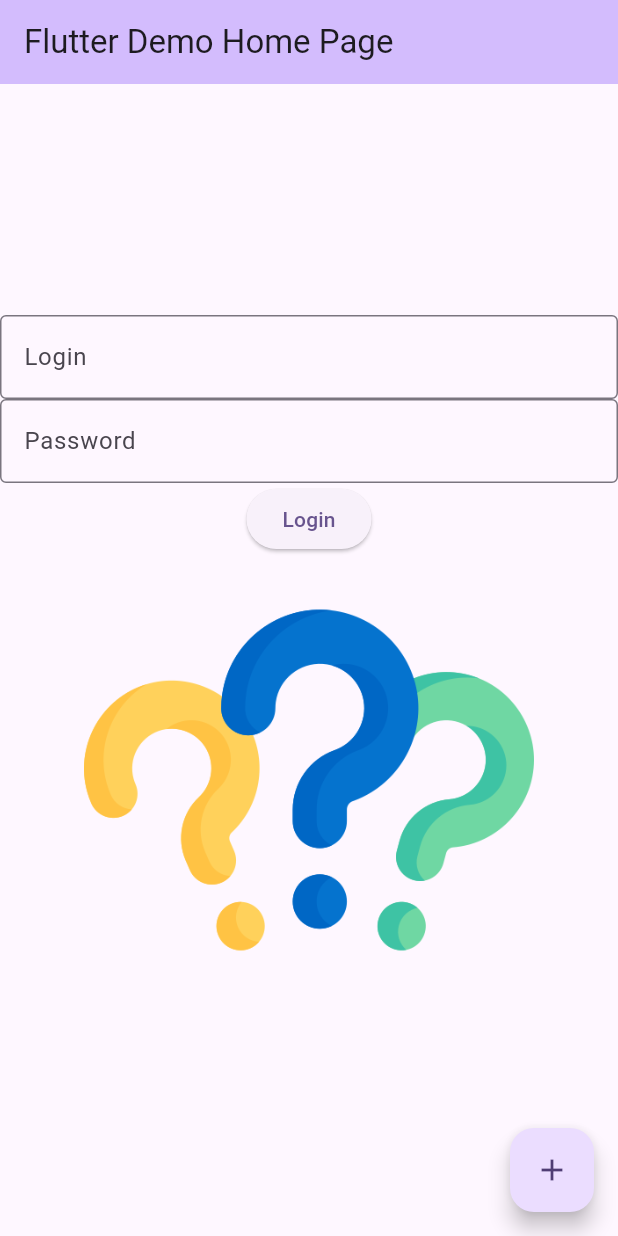
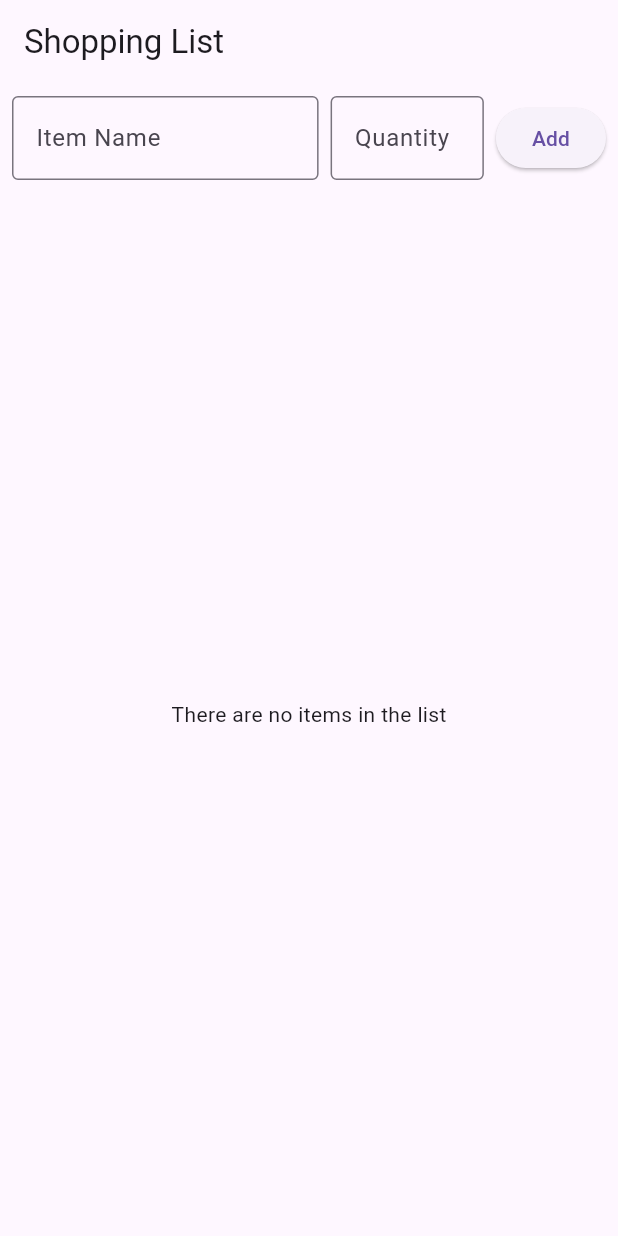
Before and after one commit to Yimi-Ding/my_cst2335_labs, a Flutter app: the screen it shows after launch, on a phone screen of 412 x 824 dp. Run offline on Flutter 3.47's test engine with Material 3 defaults, Android fonts, the phone set to English and light mode, and no system bars.

Commit message:
Typing an item in the TextField and clicking the "add" button makes the item appear in the list. After inserting an item, the TextField is cleared so that the previous string is gone. If the user long-presses an item in the list, an AlertDialog appears asking if they want to delete the item. Selecting "Yes" from the AlertDialog removes the item from the list. Selecting "No" from the AlertDialog does not remove the item from the list.

```diff
--- a/lib/main.dart
+++ b/lib/main.dart
@@ -7,127 +7,158 @@ void main() {
 class MyApp extends StatelessWidget {
   const MyApp({super.key});
 
-  // This widget is the root of your application.
   @override
   Widget build(BuildContext context) {
     return MaterialApp(
-      title: 'Flutter Demo',
+      title: 'Shopping List',
       theme: ThemeData(
-        colorScheme: ColorScheme.fromSeed(seedColor: Colors.deepPurple),
-        useMaterial3: true,
+        primarySwatch: Colors.blue,
       ),
-      home: const MyHomePage(title: 'Flutter Demo Home Page'),
+      home: const MyHomePage(),
     );
   }
 }
 
 class MyHomePage extends StatefulWidget {
-  const MyHomePage({super.key, required this.title});
-
-
-  final String title;
+  const MyHomePage({super.key});
 
   @override
   State<MyHomePage> createState() => _MyHomePageState();
 }
 
+class _MyHomePageState extends State<MyHomePage> {
+  final List<ShoppingItem> items = [];
+  final TextEditingController _itemController = TextEditingController();
+  final TextEditingController _quantityController = TextEditingController();
 
-class _MyHomePageState extends State<MyHomePage> {
-
-  var _counter = 0.0;
-  var myFontSize = 30.0;
-
-  // Controllers for the text fields
-  final TextEditingController  _loginController = TextEditingController();
-  final TextEditingController _passwordController = TextEditingController();
-
-  // a string variable that is initialized to the image
-  var imageSource = "images/question-mark.png";
-
-
-  void setNewValue(double value) {
-    setState(() {
-      _counter = value;
-      myFontSize = value;
-    });
+  @override
+  void dispose() {
+    _itemController.dispose();
+    _quantityController.dispose();
+    super.dispose();
   }
 
-
-  void _incrementCounter() {
-    setState(() {
-      if ( _counter < 99.0 ) { //add missing brackets
-        _counter++;
-        myFontSize = _counter;
-      }
-    });
+  Widget ListPage() {
+    return Column(
+      children: [
+        // Input row with text fields and add button
+        Padding(
+          padding: const EdgeInsets.all(8.0),
+          child: Row(
+            children: [
+              Expanded(
+                flex: 2,
+                child: TextField(
+                  controller: _itemController,
+                  decoration: const InputDecoration(
+                    labelText: 'Item Name',
+                    border: OutlineInputBorder(),
+                  ),
+                ),
+              ),
+              const SizedBox(width: 8),
+              Expanded(
+                child: TextField(
+                  controller: _quantityController,
+                  decoration: const InputDecoration(
+                    labelText: 'Quantity',
+                    border: OutlineInputBorder(),
+                  ),
+                  keyboardType: TextInputType.number,
+                ),
+              ),
+              const SizedBox(width: 8),
+              ElevatedButton(
+                onPressed: () {
+                  if (_itemController.text.isNotEmpty &&
+                      _quantityController.text.isNotEmpty) {
+                    setState(() {
+                      items.add(ShoppingItem(
+                        _itemController.text,
+                        int.tryParse(_quantityController.text) ?? 1,
+                      ));
+                      _itemController.clear();
+                      _quantityController.clear();
+                    });
+                  }
+                },
+                child: const Text('Add'),
+              ),
+            ],
+          ),
+        ),
+        // List view of items
+        Expanded(
+          child: items.isEmpty
+              ? const Center(
+            child: Text('There are no items in the list'),
+          )
+              : ListView.builder(
+            itemCount: items.length,
+            itemBuilder: (context, index) {
+              return GestureDetector(
+                onLongPress: () {
+                  showDialog(
+                    context: context,
+                    builder: (BuildContext context) {
+                      return AlertDialog(
+                        title: const Text('Delete Item'),
+                        content: const Text('Do you want to delete this item?'),
+                        actions: [
+                          TextButton(
+                            onPressed: () {
+                              Navigator.of(context).pop();
+                            },
+                            child: const Text('No'),
+                          ),
+                          TextButton(
+                            onPressed: () {
+                              setState(() {
+                                items.removeAt(index);
+                              });
+                              Navigator.of(context).pop();
+                            },
+                            child: const Text('Yes'),
+                          ),
+                        ],
+                      );
+                    },
+                  );
+                },
+                child: Card(
+                  child: Padding(
+                    padding: const EdgeInsets.all(8.0),
+                    child: Row(
+                      mainAxisAlignment: MainAxisAlignment.spaceBetween,
+                      children: [
+                        Text('${index + 1}. ${items[index].name}'),
+                        Text('Quantity: ${items[index].quantity}'),
+                      ],
+                    ),
+                  ),
+                ),
+              );
+            },
+          ),
+        ),
+      ],
+    );
   }
 
-  //widgets
   @override
   Widget build(BuildContext context) {
     return Scaffold(
       appBar: AppBar(
-
-        backgroundColor: Theme.of(context).colorScheme.inversePrimary,
-
-        title: Text(widget.title),
+        title: const Text('Shopping List'),
       ),
-      body: Center(
-
-        child: Column(
-
-          mainAxisAlignment: MainAxisAlignment.center,
-          children: <Widget>[
-
-            // text field login
-            TextField(
-              controller: _loginController,
-              decoration: const InputDecoration(
-              hintText:"Login",
-              border: OutlineInputBorder(),
-              labelText: "Login"
-            ),),
-
-            // text field password
-            TextField(
-              controller: _passwordController,
-              obscureText: true, // make the password field not show what is typed
-              decoration: const InputDecoration(
-                  hintText:"Password",
-                  border: OutlineInputBorder(),
-                  labelText: "Password",
-              ),),
-
-            // login button
-            ElevatedButton(
-                onPressed: (){
-                  String password = _passwordController.text; // get the string that was typed in the password field
-                  setState(() {
-                    //  If the string is "QWERTY123", then change the image source to be a light bulb
-                    if (password == "QWERTY123"){
-                      imageSource = "images/idea.png";
-                    } else { //If the string is anything other than "QWERTY123", then set the image to a stop sign
-                      imageSource = "images/stop.png";
-                    }
-                  });
-                },
-                child: const Text("Login"),
-            ),
-
-            Image.asset(imageSource, width: 300, height:300),
-
-
-          ],
-
-
-
-        ),
-      ),
-      floatingActionButton: FloatingActionButton(
-        onPressed: _incrementCounter,
-        tooltip: 'Increment',
-        child: const Icon(Icons.add),
-      ), // This trailing comma makes auto-formatting nicer for build methods.
+      body: ListPage(),
     );
   }
 }
+
+class ShoppingItem {
+  final String name;
+  final int quantity;
+
+  ShoppingItem(this.name, this.quantity);
+}
```
